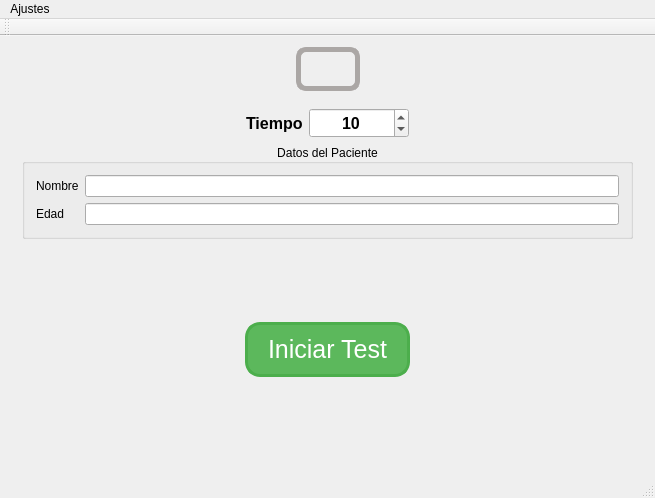
Old version of the form mainwindow.ui in the repository hectorda/Bio-Feedback.
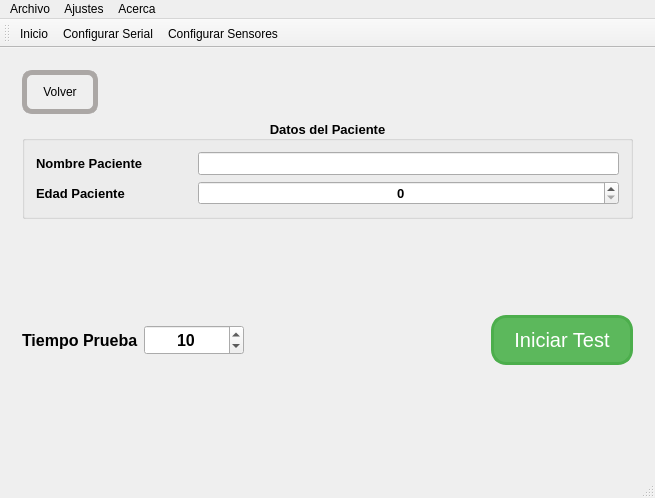
New version of the form. The open tabs and pages were chosen to show the change. Icons and pictures are not drawn. Custom widgets are drawn as their Qt base class.

What changed in the file:
```diff
--- a/mainwindow.ui
+++ b/mainwindow.ui
@@ -19,79 +19,6 @@
   </property>
   <widget class="QWidget" name="centralWidget">
    <layout class="QVBoxLayout" name="verticalLayout">
-    <item>
-     <layout class="QHBoxLayout" name="horizontalLayout_6">
-      <item>
-       <spacer name="horizontalSpacer_4">
-        <property name="orientation">
-         <enum>Qt::Horizontal</enum>
-        </property>
-        <property name="sizeHint" stdset="0">
-         <size>
-          <width>40</width>
-          <height>20</height>
-         </size>
-        </property>
-       </spacer>
-      </item>
-      <item>
-       <widget class="QPushButton" name="pushButtonRegresarInicio">
-        <property name="maximumSize">
-         <size>
-          <width>64</width>
-          <height>64</height>
-         </size>
-        </property>
-        <property name="toolTip">
-         <string>Volver a la Pagina Principal</string>
-        </property>
-        <property name="styleSheet">
-         <string notr="true">QPushButton {
-    padding: 10px 16px;
-    border: 5px solid #aba7a5;
-    border-radius: 10px;
-}
-
-QPushButton:hover {
-    border: 5px solid;	
-	background-color: rgb(247, 183, 19)
-}
-
-</string>
-        </property>
-        <property name="text">
-         <string/>
-        </property>
-        <property name="icon">
-         <iconset resource="images.qrc">
-          <normaloff>:/images/home.png</normaloff>:/images/home.png</iconset>
-        </property>
-        <property name="iconSize">
-         <size>
-          <width>64</width>
-          <height>64</height>
-         </size>
-        </property>
-        <property name="flat">
-         <bool>false</bool>
-        </property>
-       </widget>
-      </item>
-      <item>
-       <spacer name="horizontalSpacer_11">
-        <property name="orientation">
-         <enum>Qt::Horizontal</enum>
-        </property>
-        <property name="sizeHint" stdset="0">
-         <size>
-          <width>40</width>
-          <height>20</height>
-         </size>
-        </property>
-       </spacer>
-      </item>
-     </layout>
-    </item>
     <item>
      <widget class="QStackedWidget" name="stackedWidget">
       <property name="styleSheet">
@@ -198,67 +125,33 @@
         <item>
          <layout class="QHBoxLayout" name="horizontalLayout_3">
           <item>
-           <spacer name="horizontalSpacer_5">
-            <property name="orientation">
-             <enum>Qt::Horizontal</enum>
-            </property>
-            <property name="sizeHint" stdset="0">
-             <size>
-              <width>40</width>
-              <height>20</height>
-             </size>
-            </property>
-           </spacer>
-          </item>
-          <item>
-           <widget class="QLabel" name="label_3">
-            <property name="font">
-             <font>
-              <pointsize>12</pointsize>
-              <weight>75</weight>
-              <bold>true</bold>
-             </font>
-            </property>
-            <property name="toolTip">
-             <string>Tiempo que durara la Prueba seleccionada</string>
-            </property>
-            <property name="text">
-             <string>Tiempo</string>
-            </property>
-           </widget>
-          </item>
-          <item alignment="Qt::AlignHCenter">
-           <widget class="QSpinBox" name="spinBoxTiempoPrueba">
-            <property name="minimumSize">
-             <size>
-              <width>100</width>
-              <height>30</height>
-             </size>
-            </property>
-            <property name="font">
-             <font>
-              <pointsize>12</pointsize>
-              <weight>75</weight>
-              <bold>true</bold>
-             </font>
-            </property>
-            <property name="toolTip">
-             <string>Tiempo que durara la Prueba seleccionada</string>
-            </property>
+           <widget class="QPushButton" name="pushButton">
             <property name="styleSheet">
-             <string notr="true"/>
+             <string notr="true">QPushButton {
+    padding: 10px 16px;
+    border: 5px solid #aba7a5;
+    border-radius: 10px;
+}
+
+QPushButton:hover {
+    border: 5px solid;	
+	background-color: rgb(247, 183, 19)
+}
+
+</string>
             </property>
-            <property name="alignment">
-             <set>Qt::AlignCenter</set>
+            <property name="text">
+             <string>Volver</string>
             </property>
-            <property name="minimum">
-             <number>2</number>
+            <property name="icon">
+             <iconset resource="images.qrc">
+              <normaloff>:/images/back-arrow.png</normaloff>:/images/back-arrow.png</iconset>
             </property>
-            <property name="maximum">
-             <number>500</number>
-            </property>
-            <property name="value">
-             <number>10</number>
+            <property name="iconSize">
+             <size>
+              <width>48</width>
+              <height>48</height>
+             </size>
             </property>
            </widget>
           </item>
@@ -279,6 +172,13 @@
         </item>
         <item>
          <widget class="QGroupBox" name="groupBox">
+          <property name="font">
+           <font>
+            <pointsize>10</pointsize>
+            <weight>75</weight>
+            <bold>true</bold>
+           </font>
+          </property>
           <property name="title">
            <string>Datos del Paciente</string>
           </property>
@@ -286,25 +186,47 @@
            <set>Qt::AlignCenter</set>
           </property>
           <layout class="QFormLayout" name="formLayout_3">
-           <item row="0" column="0">
+           <property name="sizeConstraint">
+            <enum>QLayout::SetDefaultConstraint</enum>
+           </property>
+           <property name="fieldGrowthPolicy">
+            <enum>QFormLayout::AllNonFixedFieldsGrow</enum>
+           </property>
+           <property name="rowWrapPolicy">
+            <enum>QFormLayout::DontWrapRows</enum>
+           </property>
+           <property name="formAlignment">
+            <set>Qt::AlignRight|Qt::AlignTop|Qt::AlignTrailing</set>
+           </property>
+           <property name="horizontalSpacing">
+            <number>55</number>
+           </property>
+           <item row="1" column="0">
             <widget class="QLabel" name="label_2">
              <property name="text">
-              <string>Nombre</string>
+              <string>Nombre Paciente</string>
              </property>
             </widget>
            </item>
-           <item row="0" column="1">
+           <item row="1" column="1">
             <widget class="QLineEdit" name="lineEditNombrPaciente"/>
            </item>
-           <item row="1" column="0">
+           <item row="2" column="0">
             <widget class="QLabel" name="label_4">
              <property name="text">
-              <string>Edad</string>
+              <string>Edad Paciente</string>
              </property>
             </widget>
            </item>
-           <item row="1" column="1">
-            <widget class="QLineEdit" name="lineEdit_2"/>
+           <item row="2" column="1">
+            <widget class="QSpinBox" name="spinBoxEdad">
+             <property name="alignment">
+              <set>Qt::AlignCenter</set>
+             </property>
+             <property name="maximum">
+              <number>150</number>
+             </property>
+            </widget>
            </item>
           </layout>
          </widget>
@@ -324,6 +246,58 @@
         </item>
         <item>
          <layout class="QHBoxLayout" name="horizontalLayout_4">
+          <item>
+           <widget class="QLabel" name="label_3">
+            <property name="font">
+             <font>
+              <pointsize>12</pointsize>
+              <weight>75</weight>
+              <bold>true</bold>
+             </font>
+            </property>
+            <property name="toolTip">
+             <string>Tiempo que durara la Prueba seleccionada</string>
+            </property>
+            <property name="text">
+             <string>Tiempo Prueba</string>
+            </property>
+           </widget>
+          </item>
+          <item>
+           <widget class="QSpinBox" name="spinBoxTiempoPrueba">
+            <property name="minimumSize">
+             <size>
+              <width>100</width>
+              <height>30</height>
+             </size>
+            </property>
+            <property name="font">
+             <font>
+              <pointsize>12</pointsize>
+              <weight>75</weight>
+              <bold>true</bold>
+             </font>
+            </property>
+            <property name="toolTip">
+             <string>Tiempo que durara la Prueba seleccionada</string>
+            </property>
+            <property name="styleSheet">
+             <string notr="true"/>
+            </property>
+            <property name="alignment">
+             <set>Qt::AlignCenter</set>
+            </property>
+            <property name="minimum">
+             <number>2</number>
+            </property>
+            <property name="maximum">
+             <number>500</number>
+            </property>
+            <property name="value">
+             <number>10</number>
+            </property>
+           </widget>
+          </item>
           <item>
            <spacer name="horizontalSpacer_3">
             <property name="orientation">
@@ -339,18 +313,24 @@
           </item>
           <item>
            <widget class="QPushButton" name="pushButtonIniciarPrueba">
+            <property name="font">
+             <font>
+              <pointsize>15</pointsize>
+             </font>
+            </property>
             <property name="toolTip">
              <string>Iniciar la Prueba</string>
             </property>
+            <property name="layoutDirection">
+             <enum>Qt::RightToLeft</enum>
+            </property>
             <property name="styleSheet">
              <string notr="true">QPushButton{
 color : white;
 background-color: #5cb85c;
 border: 3px solid #4cae4c;
 border-radius: 15px;
-font-size: 25px;
 padding: 10px 20px 10px 20px;
-min-width: 80px;
 }
 
 QPushButton:hover {
@@ -367,20 +347,17 @@
             <property name="text">
              <string>Iniciar Test</string>
             </property>
-           </widget>
-          </item>
-          <item>
-           <spacer name="horizontalSpacer_2">
-            <property name="orientation">
-             <enum>Qt::Horizontal</enum>
+            <property name="icon">
+             <iconset resource="images.qrc">
+              <normaloff>:/images/play.png</normaloff>:/images/play.png</iconset>
             </property>
-            <property name="sizeHint" stdset="0">
+            <property name="iconSize">
              <size>
-              <width>40</width>
-              <height>20</height>
+              <width>64</width>
+              <height>64</height>
              </size>
             </property>
-           </spacer>
+           </widget>
           </item>
          </layout>
         </item>
@@ -782,15 +759,39 @@
     <addaction name="actionConfigurar_Serial"/>
     <addaction name="actionConfigurar_Sensores"/>
    </widget>
+   <widget class="QMenu" name="menuArchivo">
+    <property name="title">
+     <string>Archivo</string>
+    </property>
+    <addaction name="separator"/>
+    <addaction name="actionSalir"/>
+   </widget>
+   <widget class="QMenu" name="menuAcerca_de">
+    <property name="title">
+     <string>Acerca</string>
+    </property>
+    <addaction name="actionQT"/>
+   </widget>
+   <addaction name="menuArchivo"/>
    <addaction name="menuAjustes"/>
+   <addaction name="menuAcerca_de"/>
   </widget>
   <widget class="QToolBar" name="mainToolBar">
+   <property name="iconSize">
+    <size>
+     <width>32</width>
+     <height>32</height>
+    </size>
+   </property>
    <attribute name="toolBarArea">
     <enum>TopToolBarArea</enum>
    </attribute>
    <attribute name="toolBarBreak">
     <bool>false</bool>
    </attribute>
+   <addaction name="actionInicio"/>
+   <addaction name="actionConfigurar_Serial"/>
+   <addaction name="actionConfigurar_Sensores"/>
   </widget>
   <widget class="QStatusBar" name="statusBar"/>
   <action name="actionConfigurar_Serial">
@@ -811,6 +812,36 @@
     <string>Configurar Sensores</string>
    </property>
   </action>
+  <action name="actionSalir">
+   <property name="icon">
+    <iconset resource="images.qrc">
+     <normaloff>:/images/application-exit.png</normaloff>:/images/application-exit.png</iconset>
+   </property>
+   <property name="text">
+    <string>Salir</string>
+   </property>
+  </action>
+  <action name="actionQT">
+   <property name="icon">
+    <iconset resource="images.qrc">
+     <normaloff>:/images/qt-icon.png</normaloff>:/images/qt-icon.png</iconset>
+   </property>
+   <property name="text">
+    <string>Qt</string>
+   </property>
+  </action>
+  <action name="actionInicio">
+   <property name="icon">
+    <iconset resource="images.qrc">
+     <normaloff>:/images/home.png</normaloff>:/images/home.png</iconset>
+   </property>
+   <property name="text">
+    <string>Inicio</string>
+   </property>
+   <property name="toolTip">
+    <string>Ir a Pagina Principal</string>
+   </property>
+  </action>
  </widget>
  <layoutdefault spacing="6" margin="11"/>
  <customwidgets>
```
Left out of the diff: 8 changed lines with no effect on the pictures.
